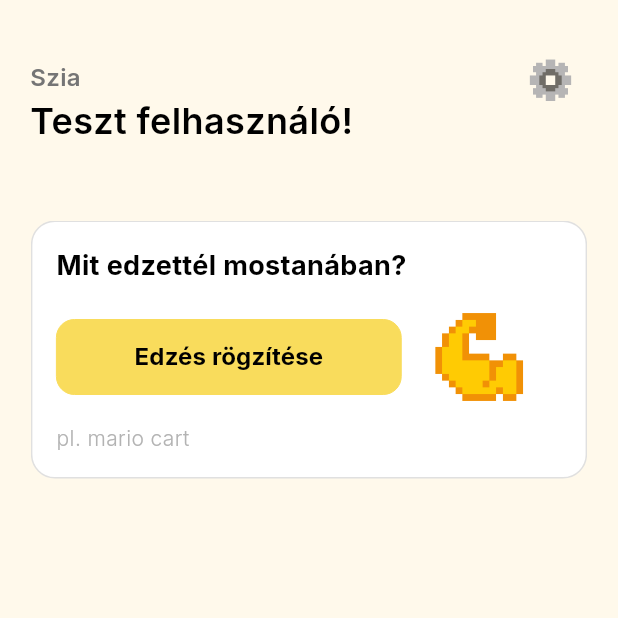
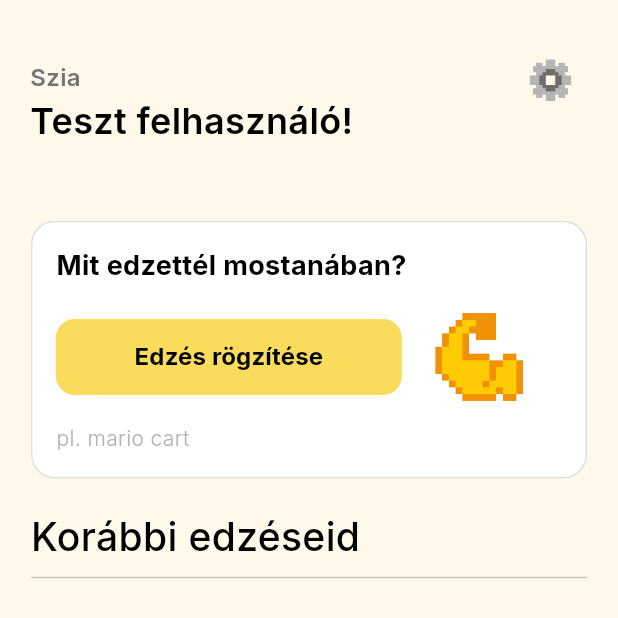
Before and after one commit to T0liver/recout, a Flutter app: the screen it shows after launch, on a phone screen of 412 x 824 dp. Shown: the top 618 px of the screen. Run offline on Flutter 3.47's test engine with Material 3 defaults, Android fonts, the phone set to English and light mode, and no system bars.

```diff
--- a/lib/home_page.dart
+++ b/lib/home_page.dart
@@ -38,6 +38,8 @@ class HomePage extends StatelessWidget {
           // Spacer(flex: 1,),
           SizedBox(height: 50,),
           RecWorkoutCard(),
+          SizedBox(height: 20,),
+          PrevWorksTitle(),
         ],
       ),
     );
--- a/lib/texts.dart
+++ b/lib/texts.dart
@@ -111,3 +111,34 @@ class HelloText extends StatelessWidget {
     );
   }
 }
+
+class PrevWorksTitle extends StatelessWidget {
+  const PrevWorksTitle ({super.key});
+
+  @override
+  Widget build(BuildContext context) {
+    final double width =
+    MediaQuery.of(context).size.width * 0.9 < 500
+        ? MediaQuery.of(context).size.width * 0.9
+        : 500;
+    return SizedBox(
+      width: width,
+      child: Column(
+        crossAxisAlignment: CrossAxisAlignment.start,
+        children: [
+          Text(
+            L10n.of(context)!.prevworkouts,
+            style: TextStyle(
+              fontFamily: 'Inter',
+              fontSize: 26,
+              fontWeight: FontWeight.w500,
+              color: Colors.black
+            ),
+          ),
+          const SizedBox(height: 8),
+          const Divider(height: 2, thickness: 1),
+        ],
+      ),
+    );
+  }
+}
```
